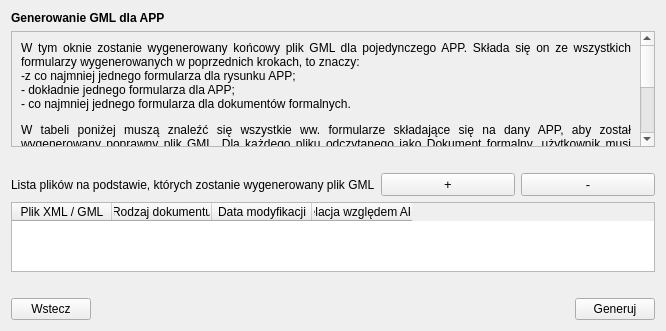
This is modules/app/views/ui/generowanie_gml_dialog_base.ui in envirosolutionspl/wtyczka_qgis_app as Qt 5 draws it before an edit. The edited form follows.
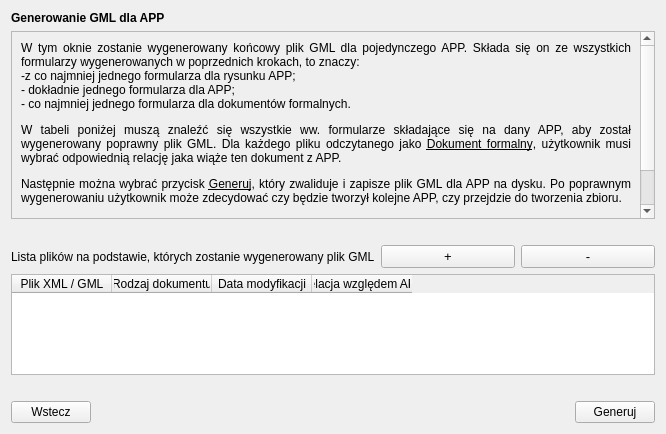
This is the edited form.

The edit to the form file:
```diff
--- a/modules/app/views/ui/generowanie_gml_dialog_base.ui
+++ b/modules/app/views/ui/generowanie_gml_dialog_base.ui
@@ -10,7 +10,7 @@
     <x>0</x>
     <y>0</y>
     <width>666</width>
-    <height>331</height>
+    <height>434</height>
    </rect>
   </property>
   <property name="windowTitle">
@@ -37,6 +37,12 @@
      </item>
      <item>
       <widget class="QScrollArea" name="instruction_scrollArea">
+       <property name="sizePolicy">
+        <sizepolicy hsizetype="Expanding" vsizetype="Preferred">
+         <horstretch>0</horstretch>
+         <verstretch>0</verstretch>
+        </sizepolicy>
+       </property>
        <property name="widgetResizable">
         <bool>true</bool>
        </property>
@@ -46,9 +52,15 @@
           <x>0</x>
           <y>0</y>
           <width>627</width>
-          <height>210</height>
+          <height>223</height>
          </rect>
         </property>
+        <property name="sizePolicy">
+         <sizepolicy hsizetype="Preferred" vsizetype="Preferred">
+          <horstretch>0</horstretch>
+          <verstretch>0</verstretch>
+         </sizepolicy>
+        </property>
         <layout class="QGridLayout" name="gridLayout_2">
          <item row="0" column="0">
           <widget class="QLabel" name="instruction_lbl">
```
